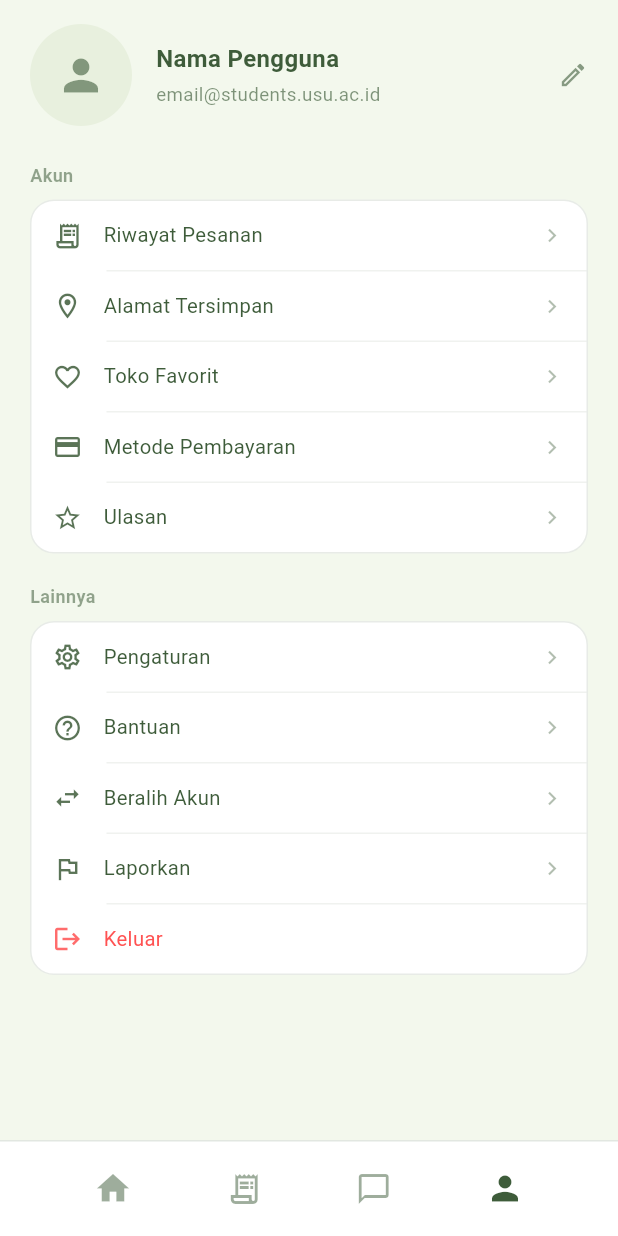
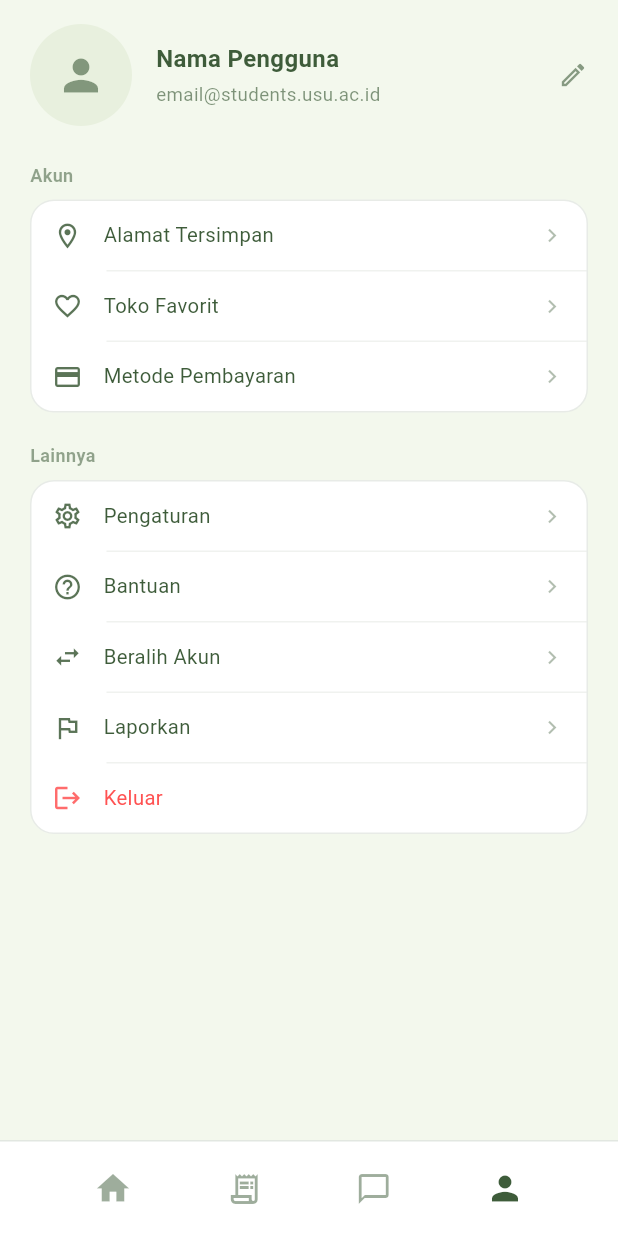
Before and after one commit to OliviaSILITONGA/bazar_usu, a Flutter app: the ProfilePage screen opened directly, on a phone screen of 412 x 824 dp. Run offline on Flutter 3.47's test engine with Material 3 defaults, Android fonts, the phone set to English and light mode, and no system bars; our stand-ins replace image_picker.

Commit message:
commit update

```diff
--- a/lib/screens/profile_page.dart
+++ b/lib/screens/profile_page.dart
@@ -200,10 +200,6 @@ class _ProfilePageState extends State<ProfilePage> {
                 title: 'Akun',
                 items: [
                   _MenuItemData(
-                    icon: Icons.receipt_long_outlined,
-                    label: 'Riwayat Pesanan',
-                  ),
-                  _MenuItemData(
                     icon: Icons.location_on_outlined,
                     label: 'Alamat Tersimpan',
                   ),
@@ -215,7 +211,6 @@ class _ProfilePageState extends State<ProfilePage> {
                     icon: Icons.credit_card_outlined,
                     label: 'Metode Pembayaran',
                   ),
-                  _MenuItemData(icon: Icons.star_border, label: 'Ulasan'),
                 ],
               ),
               const SizedBox(height: 20),
```
